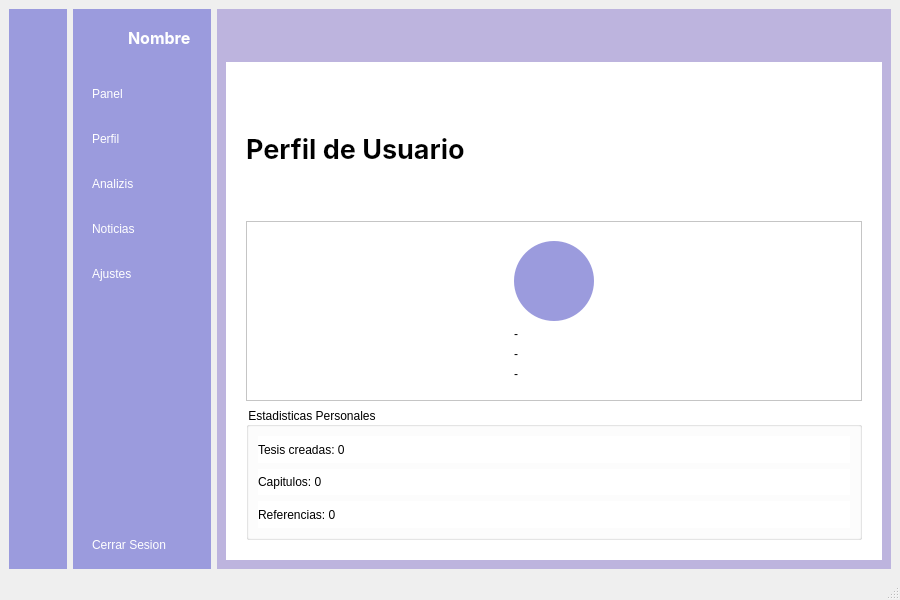
Before: the Qt Designer form UI/principal.ui in jondercarrero126-ve/programa-word, drawn with Qt 5.
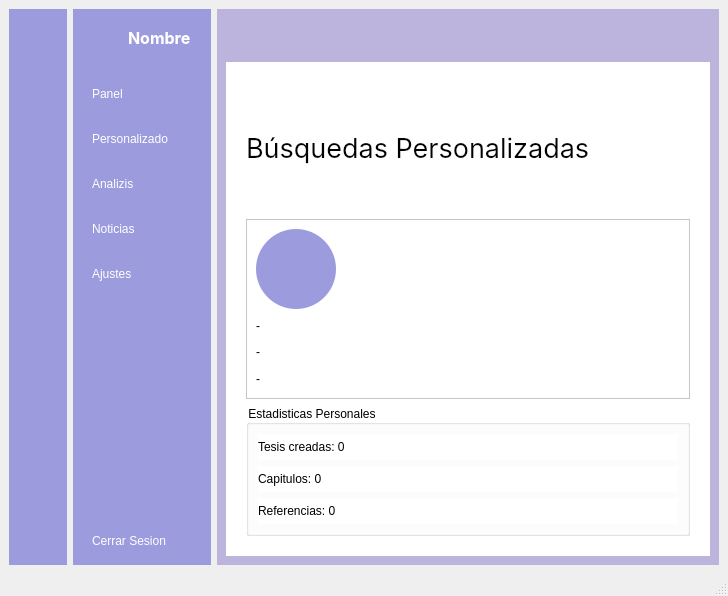
After: the same form once the commit is applied. The open tabs and pages were chosen to show the change. Icons and pictures are not drawn.

What changed in the file:
```diff
--- a/UI/principal.ui
+++ b/UI/principal.ui
@@ -6,8 +6,8 @@
    <rect>
     <x>0</x>
     <y>0</y>
-    <width>900</width>
-    <height>600</height>
+    <width>728</width>
+    <height>596</height>
    </rect>
   </property>
   <property name="windowTitle">
@@ -274,7 +274,7 @@
          <item>
           <widget class="QPushButton" name="perfil_nombre">
            <property name="text">
-            <string>Perfil</string>
+            <string>Personalizado</string>
            </property>
            <property name="icon">
             <iconset resource="recursos.qrc">
@@ -583,20 +583,19 @@
            <property name="bottomMargin">
             <number>20</number>
            </property>
-           <item>
-            <widget class="QLabel" name="titulo_perfil">
-             <property name="font">
-              <font>
-               <family>Inter</family>
-               <pointsize>20</pointsize>
-               <weight>75</weight>
-              </font>
-             </property>
-             <property name="text">
-              <string>Perfil de Usuario</string>
-             </property>
-            </widget>
-           </item>
+            <item>
+             <widget class="QLabel" name="titulo_perfil">
+              <property name="font">
+               <font>
+                <family>Inter</family>
+                <pointsize>20</pointsize>
+               </font>
+              </property>
+              <property name="text">
+               <string>Búsquedas Personalizadas</string>
+              </property>
+             </widget>
+            </item>
            <item>
             <widget class="QFrame" name="info_frame">
              <property name="minimumSize">
@@ -612,9 +611,6 @@
               <enum>QFrame::Raised</enum>
              </property>
              <layout class="QVBoxLayout" name="info_layout">
-              <property name="alignment">
-               <set>Qt::AlignCenter</set>
-              </property>
               <item>
                <widget class="QLabel" name="avatar_label">
                 <property name="minimumSize">
```
Left out of the diff: 176 changed lines with no effect on the pictures.
